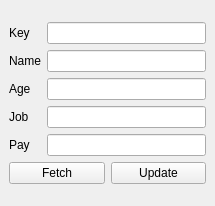
Above: Python/database/mainwindow.ui from yoggi56/Studying before the change. Below: the same form after it.
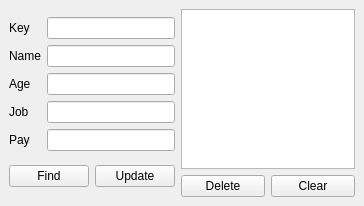
That is the form after the change.

Commit message: list widget to database added

```diff
--- a/Python/database/mainwindow.ui
+++ b/Python/database/mainwindow.ui
@@ -6,7 +6,7 @@
    <rect>
     <x>0</x>
     <y>0</y>
-    <width>215</width>
+    <width>364</width>
     <height>206</height>
    </rect>
   </property>
@@ -14,8 +14,8 @@
    <string>People Database</string>
   </property>
   <widget class="QWidget" name="centralwidget">
-   <layout class="QGridLayout" name="gridLayout">
-    <item row="0" column="0">
+   <layout class="QHBoxLayout" name="horizontalLayout_4">
+    <item>
      <layout class="QVBoxLayout" name="verticalLayout_3">
       <item>
        <layout class="QHBoxLayout" name="horizontalLayout">
@@ -84,7 +84,7 @@
         <item>
          <widget class="QPushButton" name="fetch_btn">
           <property name="text">
-           <string>Fetch</string>
+           <string>Find</string>
           </property>
          </widget>
         </item>
@@ -99,6 +99,31 @@
       </item>
      </layout>
     </item>
+    <item>
+     <layout class="QVBoxLayout" name="verticalLayout_4">
+      <item>
+       <widget class="QListWidget" name="list_widget"/>
+      </item>
+      <item>
+       <layout class="QHBoxLayout" name="horizontalLayout_3">
+        <item>
+         <widget class="QPushButton" name="delete_btn">
+          <property name="text">
+           <string>Delete</string>
+          </property>
+         </widget>
+        </item>
+        <item>
+         <widget class="QPushButton" name="clear_btn">
+          <property name="text">
+           <string>Clear</string>
+          </property>
+         </widget>
+        </item>
+       </layout>
+      </item>
+     </layout>
+    </item>
    </layout>
   </widget>
  </widget>
```
The commit also changes 4 other files.
